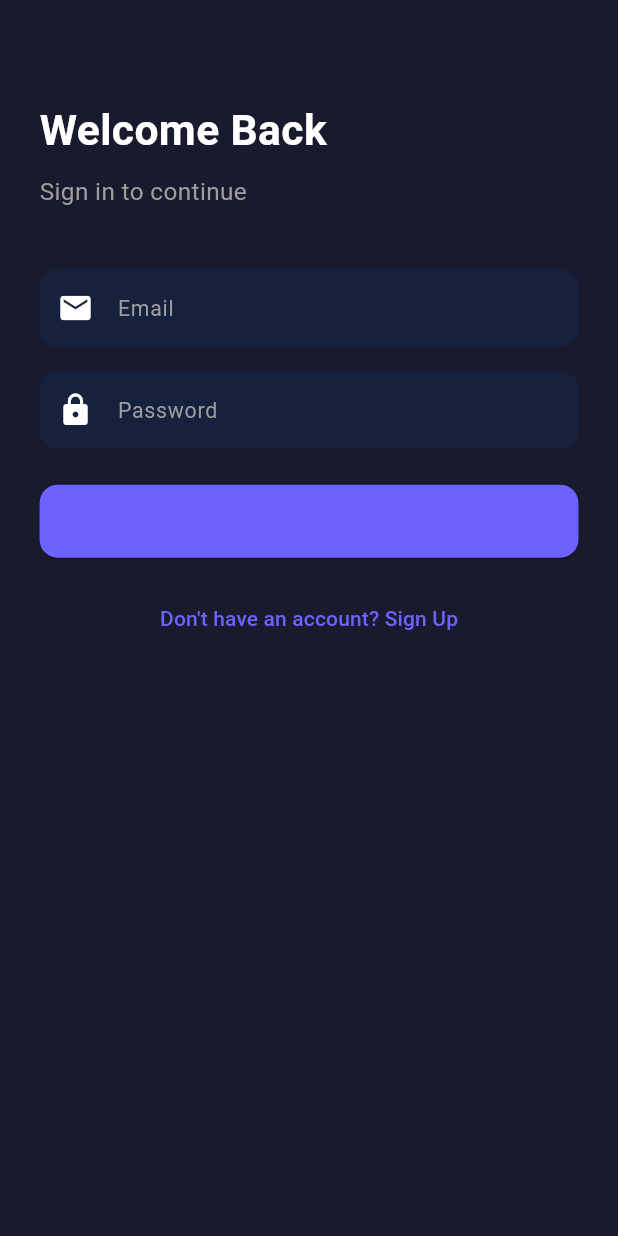
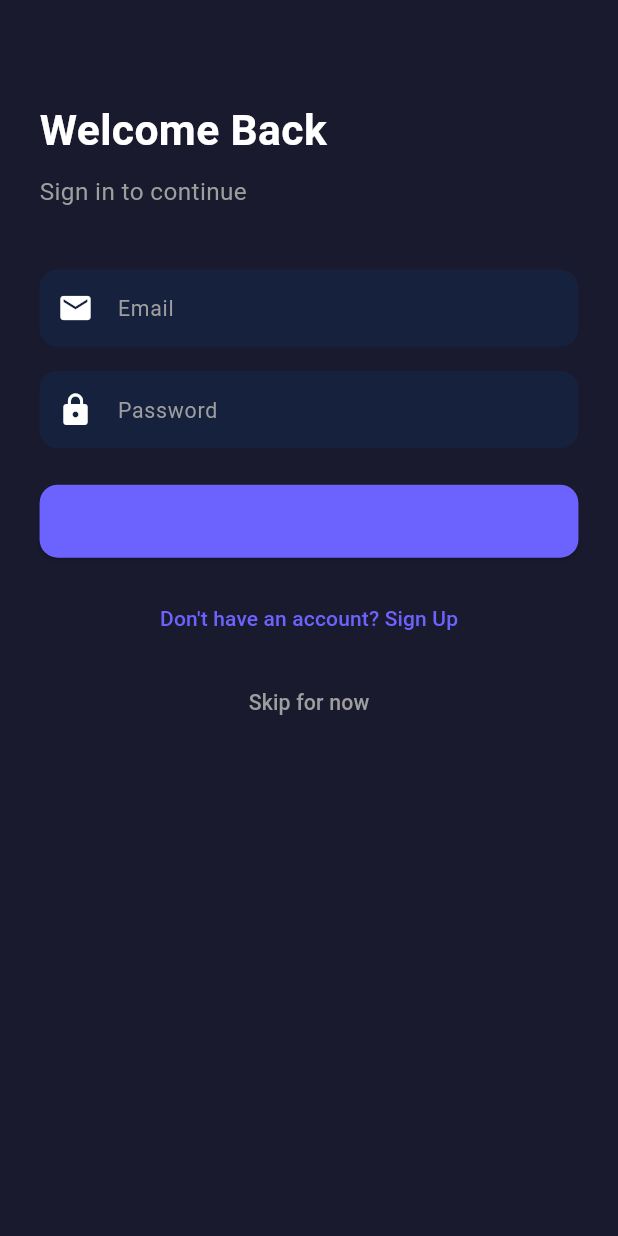
Before and after one commit to mdraihan62219-boop/bigo-like, a Flutter app: the screen it shows after launch, on a phone screen of 412 x 824 dp. Run offline on Flutter 3.47's test engine with Material 3 defaults, Android fonts, the phone set to English and light mode, and no system bars; our stand-ins replace cached_network_image, data_table_2, dio, equatable, firebase_messaging, flutter_bloc and 9 more; missing offline and left inert: agora_rtc_engine; accounts and stored records are empty.

Commit message:
Add uptime-friendly health router, guest skip mode, rebrand to PHM Live

```diff
--- a/rayzi_app/lib/config/constants.dart
+++ b/rayzi_app/lib/config/constants.dart
@@ -1,5 +1,5 @@
 class AppConstants {
-  static const String appName = 'Rayzi';
+  static const String appName = 'PHM Live';
 
   /// Override at build time for real devices:
   ///   flutter build apk --dart-define=API_BASE_URL=http://<your-lan-ip>:3000/api/v1 \
--- a/rayzi_app/lib/presentation/blocs/auth/auth_event.dart
+++ b/rayzi_app/lib/presentation/blocs/auth/auth_event.dart
@@ -22,3 +22,5 @@ class AuthRegisterRequested extends AuthEvent {
 }
 
 class AuthLogoutRequested extends AuthEvent {}
+
+class AuthGuestRequested extends AuthEvent {}
--- a/rayzi_app/lib/presentation/blocs/auth/auth_state.dart
+++ b/rayzi_app/lib/presentation/blocs/auth/auth_state.dart
@@ -18,6 +18,8 @@ class AuthAuthenticated extends AuthState {
 
 class AuthUnauthenticated extends AuthState {}
 
+class AuthGuest extends AuthState {}
+
 class AuthError extends AuthState {
   final String message;
   AuthError(this.message);
--- a/rayzi_app/lib/presentation/screens/login_screen.dart
+++ b/rayzi_app/lib/presentation/screens/login_screen.dart
@@ -54,7 +54,7 @@ class _LoginScreenState extends State<LoginScreen> {
               SizedBox(height: 24.h),
               BlocConsumer<AuthBloc, AuthState>(
                 listener: (context, state) {
-                  if (state is AuthAuthenticated) {
+                  if (state is AuthAuthenticated || state is AuthGuest) {
                     Navigator.pushReplacementNamed(context, AppRoutes.home);
                   } else if (state is AuthError) {
                     ScaffoldMessenger.of(context).showSnackBar(
@@ -80,6 +80,16 @@ class _LoginScreenState extends State<LoginScreen> {
                   child: const Text("Don't have an account? Sign Up"),
                 ),
               ),
+              SizedBox(height: 8.h),
+              Center(
+                child: TextButton(
+                  onPressed: () => context.read<AuthBloc>().add(AuthGuestRequested()),
+                  child: Text(
+                    'Skip for now',
+                    style: TextStyle(fontSize: 14.sp, color: Colors.grey),
+                  ),
+                ),
+              ),
             ],
           ),
         ),
--- a/rayzi_app/lib/presentation/screens/splash_screen.dart
+++ b/rayzi_app/lib/presentation/screens/splash_screen.dart
@@ -25,6 +25,8 @@ class _SplashScreenState extends State<SplashScreen> {
           Navigator.pushReplacementNamed(context, AppRoutes.home);
         } else if (state is AuthUnauthenticated) {
           Navigator.pushReplacementNamed(context, AppRoutes.login);
+        } else if (state is AuthGuest) {
+          Navigator.pushReplacementNamed(context, AppRoutes.home);
         }
       },
       child: Scaffold(
@@ -34,7 +36,7 @@ class _SplashScreenState extends State<SplashScreen> {
             children: [
               Icon(Icons.live_tv, size: 80, color: Theme.of(context).primaryColor),
               const SizedBox(height: 20),
-              const Text('Rayzi', style: TextStyle(fontSize: 32, fontWeight: FontWeight.bold)),
+              const Text('PHM Live', style: TextStyle(fontSize: 32, fontWeight: FontWeight.bold)),
               const SizedBox(height: 20),
               const CircularProgressIndicator(),
             ],
```
Also changed, not shown: rayzi_app/lib/presentation/blocs/auth/auth_bloc.dart (+7 -0 lines), rayzi_app/lib/presentation/screens/profile_tab.dart (+35 -2 lines), rayzi_app/lib/presentation/screens/register_screen.dart (+11 -1 lines), 3 other files.
